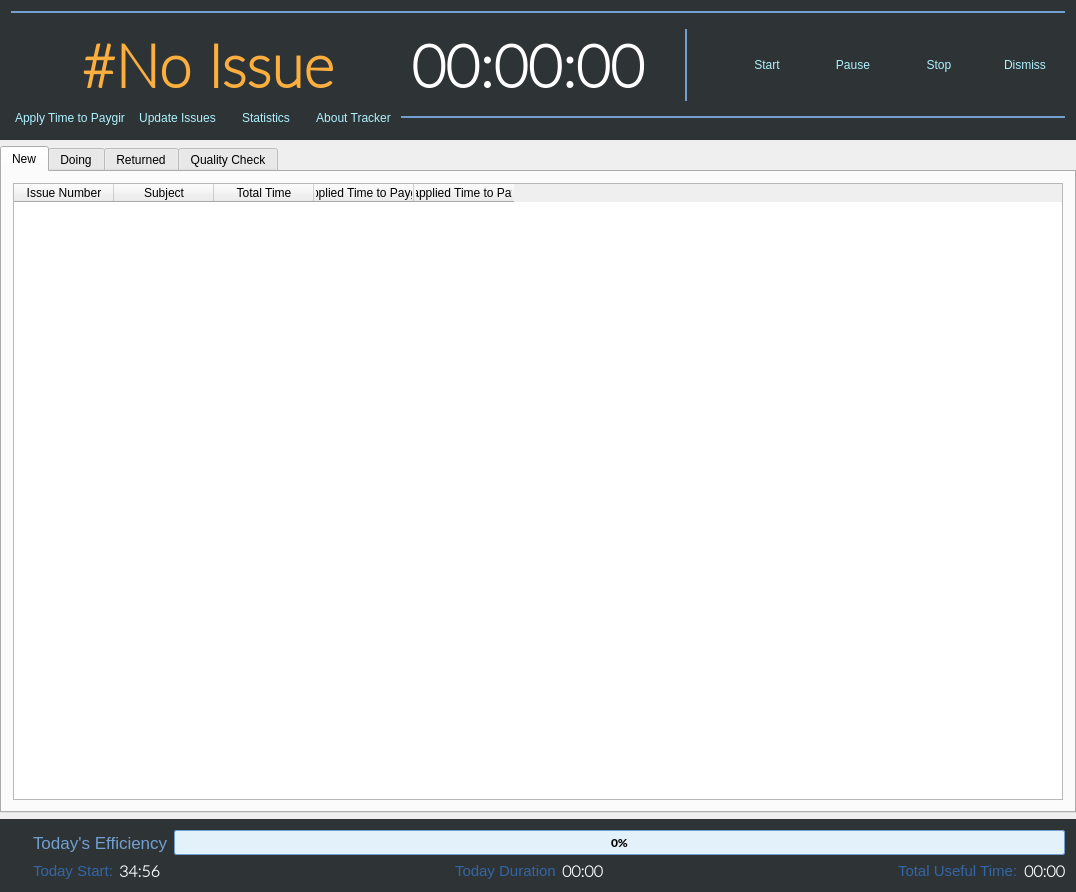
Before: the Qt Designer form time-tracker/MainWindow.ui in its-saeed/retracker, drawn with Qt 5.
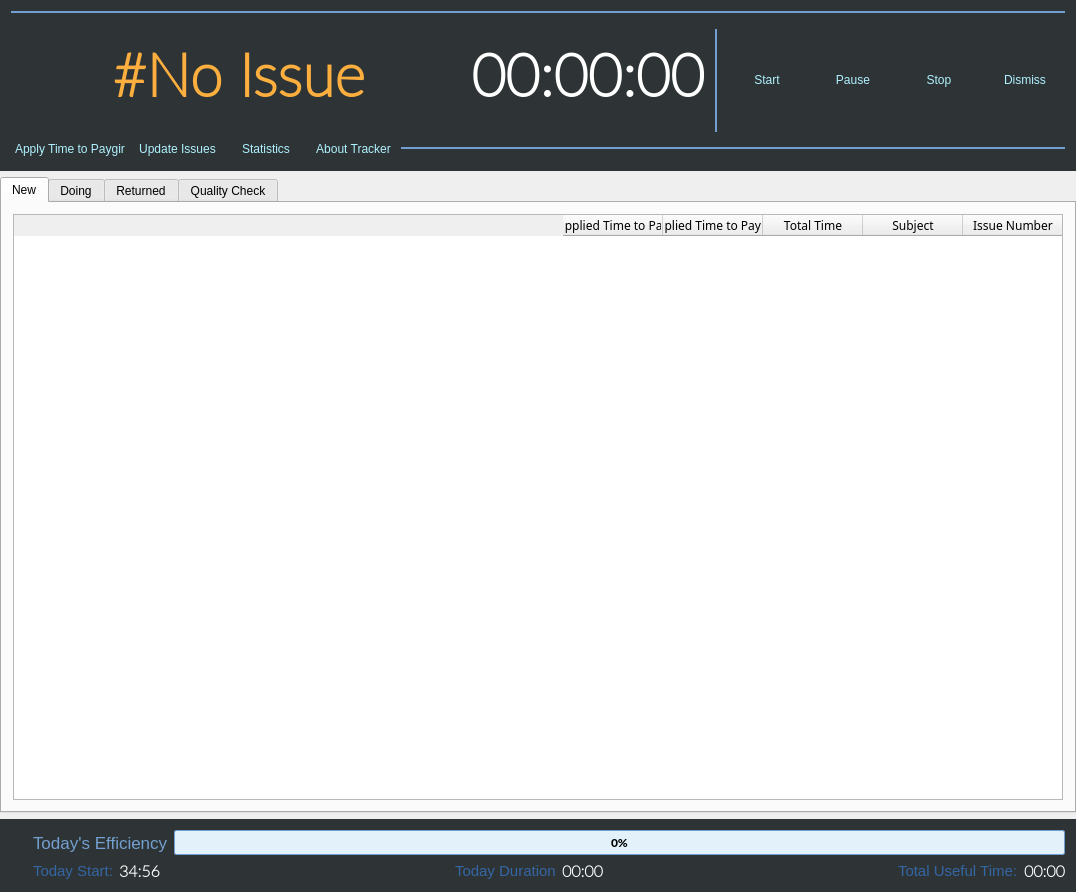
After: the same form once the commit is applied. Icons and pictures are not drawn. Custom widgets are drawn as their Qt base class.

Patch:
```diff
--- a/time-tracker/MainWindow.ui
+++ b/time-tracker/MainWindow.ui
@@ -64,6 +64,11 @@
           <number>9</number>
          </property>
          <item>
+          <layout class="QGridLayout" name="gridLayout_2">
+           <property name="topMargin">
+            <number>9</number>
+           </property>
+           <item row="0" column="0">
           <spacer name="horizontalSpacer_3">
            <property name="orientation">
             <enum>Qt::Horizontal</enum>
@@ -76,7 +81,20 @@
            </property>
           </spacer>
          </item>
-         <item>
+           <item row="0" column="2">
+            <spacer name="horizontalSpacer_9">
+             <property name="orientation">
+              <enum>Qt::Horizontal</enum>
+             </property>
+             <property name="sizeHint" stdset="0">
+              <size>
+               <width>40</width>
+               <height>20</height>
+              </size>
+             </property>
+            </spacer>
+           </item>
+           <item row="0" column="1">
           <widget class="QLabel" name="lbl_current_issue_number">
            <property name="font">
             <font>
@@ -94,20 +112,7 @@
            </property>
           </widget>
          </item>
-         <item>
-          <spacer name="horizontalSpacer_9">
-           <property name="orientation">
-            <enum>Qt::Horizontal</enum>
-           </property>
-           <property name="sizeHint" stdset="0">
-            <size>
-             <width>40</width>
-             <height>20</height>
-            </size>
-           </property>
-          </spacer>
-         </item>
-         <item>
+           <item row="0" column="3">
           <widget class="QLabel" name="lbl_current_issue_timer">
            <property name="font">
             <font>
@@ -125,10 +130,33 @@
            </property>
           </widget>
          </item>
+           <item row="1" column="0" colspan="4">
+            <widget class="QLabel" name="lbl_current_issue_subject">
+             <property name="font">
+              <font>
+               <family>KacstOne</family>
+              </font>
+             </property>
+             <property name="layoutDirection">
+              <enum>Qt::LeftToRight</enum>
+             </property>
+             <property name="styleSheet">
+              <string notr="true">color: rgb(211, 215, 207)</string>
+             </property>
+             <property name="text">
+              <string/>
+             </property>
+             <property name="alignment">
+              <set>Qt::AlignCenter</set>
+             </property>
+            </widget>
+           </item>
+          </layout>
+         </item>
          <item>
           <widget class="Line" name="line_5">
            <property name="sizePolicy">
-            <sizepolicy hsizetype="Expanding" vsizetype="Preferred">
+            <sizepolicy hsizetype="Preferred" vsizetype="Preferred">
              <horstretch>0</horstretch>
              <verstretch>0</verstretch>
             </sizepolicy>
@@ -430,6 +458,14 @@
        <layout class="QVBoxLayout" name="verticalLayout_2">
         <item>
          <widget class="IssueTableWidget" name="tblw_new_issues">
+          <property name="font">
+           <font>
+            <family>KacstOne</family>
+           </font>
+          </property>
+          <property name="layoutDirection">
+           <enum>Qt::RightToLeft</enum>
+          </property>
           <property name="editTriggers">
            <set>QAbstractItemView::NoEditTriggers</set>
           </property>
```
Lines whose indentation alone changed are shown as unchanged.
